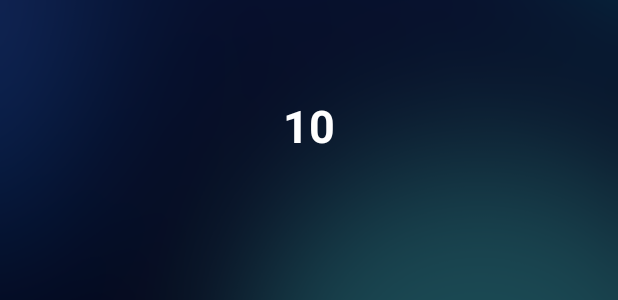
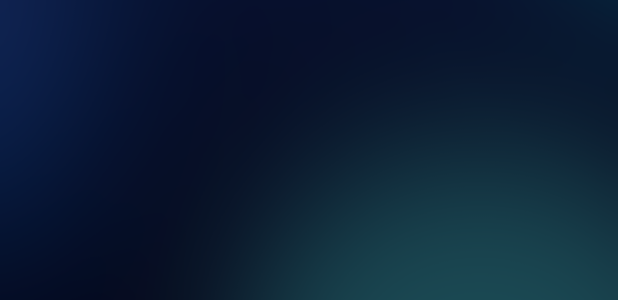
Before and after one commit to olofHammar/QuizApp1, an Android app: the layout activity_quiz_questions.xml on its own in the app's theme, with its tools: preview values and no code run, on a phone screen of 412 x 824 dp. Shown: the part 894-1194 px from the top of the screen. Run offline under Robolectric (Android 15) with nearby library versions, the phone set to English and light mode, and no system bars.

Commit message:
Count down timer starting at ten, ending at zero in sync with circular timer.

```diff
--- a/app/src/main/java/com/example/quizapp1/QuizQuestionsActivity.kt
+++ b/app/src/main/java/com/example/quizapp1/QuizQuestionsActivity.kt
@@ -34,7 +34,7 @@ class QuizQuestionsActivity : AppCompatActivity(), View.OnClickListener {
             btn_submit.performClick()
         }
         override fun onTick(millisUntilFinished: Long) {
-            tv_timer.text = "${millisUntilFinished/1000}"
+            tv_timer.text = "${(millisUntilFinished+1000)/1000}"
         }
     }
     override fun onCreate(savedInstanceState: Bundle?) {
--- a/app/src/main/res/layout/activity_quiz_questions.xml
+++ b/app/src/main/res/layout/activity_quiz_questions.xml
@@ -51,7 +51,7 @@
             android:layout_marginTop="5dp"
             android:gravity="center"
             android:orientation="horizontal"
-            android:paddingLeft="15dp">
+            android:paddingStart="15dp">
 
 
             <ProgressBar
@@ -181,7 +181,6 @@
             android:gravity="center"
             android:layout_alignBottom="@+id/progress_bar_timer"
             android:layout_alignTop="@+id/progress_bar_timer"
-            android:text="10"
             android:textColor="@android:color/white"
             android:textSize="30sp"
             android:textStyle="bold" />
```
